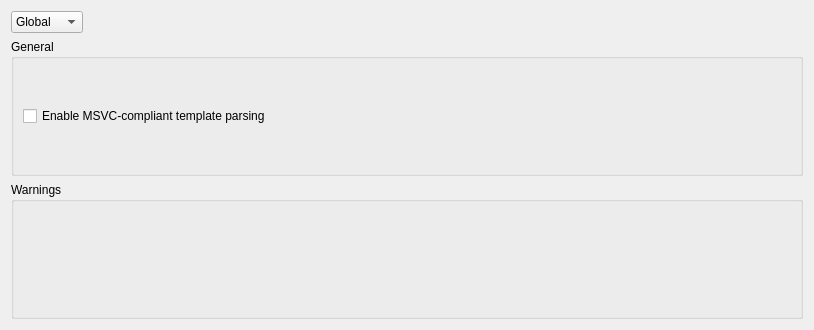
Above: src/plugins/clangcodemodel/clangprojectsettingswidget.ui from qt-creator/qt-creator before the change. Below: the same form after it.
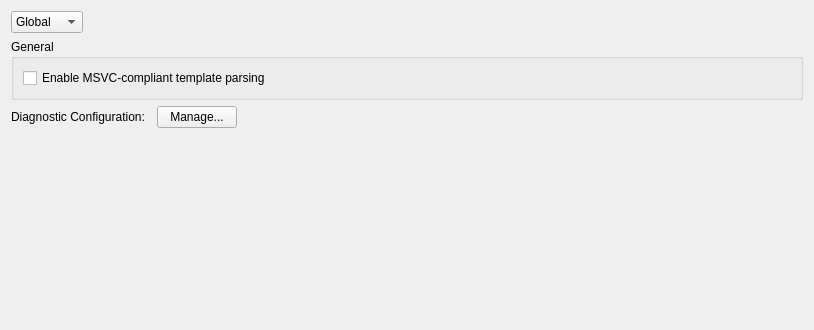
That is the form after the change. Custom widgets are drawn as their Qt base class.

Commit message:
CppTools: Split diagnostic settings and selection
Now selection is only consists of combobox and
a "Manage" button to diagnostic configurations.
Diagnostic configurations are moved to the modal dialog
which is shown by clicking the mentioned "Manage" button.

```diff
--- a/src/plugins/clangcodemodel/clangprojectsettingswidget.ui
+++ b/src/plugins/clangcodemodel/clangprojectsettingswidget.ui
@@ -61,15 +61,61 @@
     </widget>
    </item>
    <item>
-    <widget class="QGroupBox" name="diagnosticConfigurationGroupBox">
-     <property name="title">
-      <string>Warnings</string>
+    <layout class="QHBoxLayout" name="clangDiagnosticsLayout">
+     <item>
+      <widget class="QLabel" name="clangDiagnosticsLabel">
+       <property name="text">
+        <string>Diagnostic Configuration:</string>
+       </property>
+      </widget>
+     </item>
+     <item>
+      <widget class="CppTools::ClangDiagnosticConfigsSelectionWidget" name="clangDiagnosticConfigsSelectionWidget" native="true"/>
+     </item>
+     <item>
+      <widget class="QPushButton" name="manageButton">
+       <property name="text">
+        <string>Manage...</string>
+       </property>
+      </widget>
+     </item>
+     <item>
+      <spacer name="horizontalSpacer">
+       <property name="orientation">
+        <enum>Qt::Horizontal</enum>
+       </property>
+       <property name="sizeHint" stdset="0">
+        <size>
+         <width>40</width>
+         <height>20</height>
+        </size>
+       </property>
+      </spacer>
+     </item>
+    </layout>
+   </item>
+   <item>
+    <spacer name="verticalSpacer">
+     <property name="orientation">
+      <enum>Qt::Vertical</enum>
      </property>
-     <layout class="QVBoxLayout" name="verticalLayout_2"/>
-    </widget>
+     <property name="sizeHint" stdset="0">
+      <size>
+       <width>20</width>
+       <height>40</height>
+      </size>
+     </property>
+    </spacer>
    </item>
   </layout>
  </widget>
+ <customwidgets>
+  <customwidget>
+   <class>CppTools::ClangDiagnosticConfigsSelectionWidget</class>
+   <extends>QWidget</extends>
+   <header>cpptools/clangdiagnosticconfigsselectionwidget.h</header>
+  </customwidget>
+ </customwidgets>
  <resources/>
  <connections/>
 </ui>
```
The commit also changes 12 other files.
